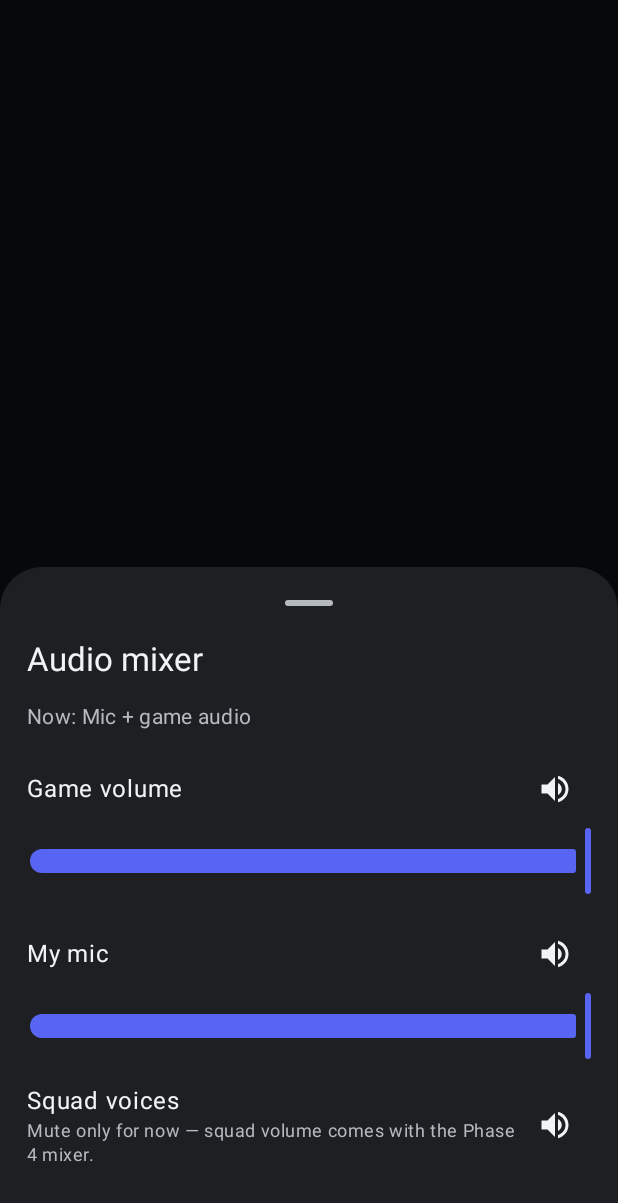
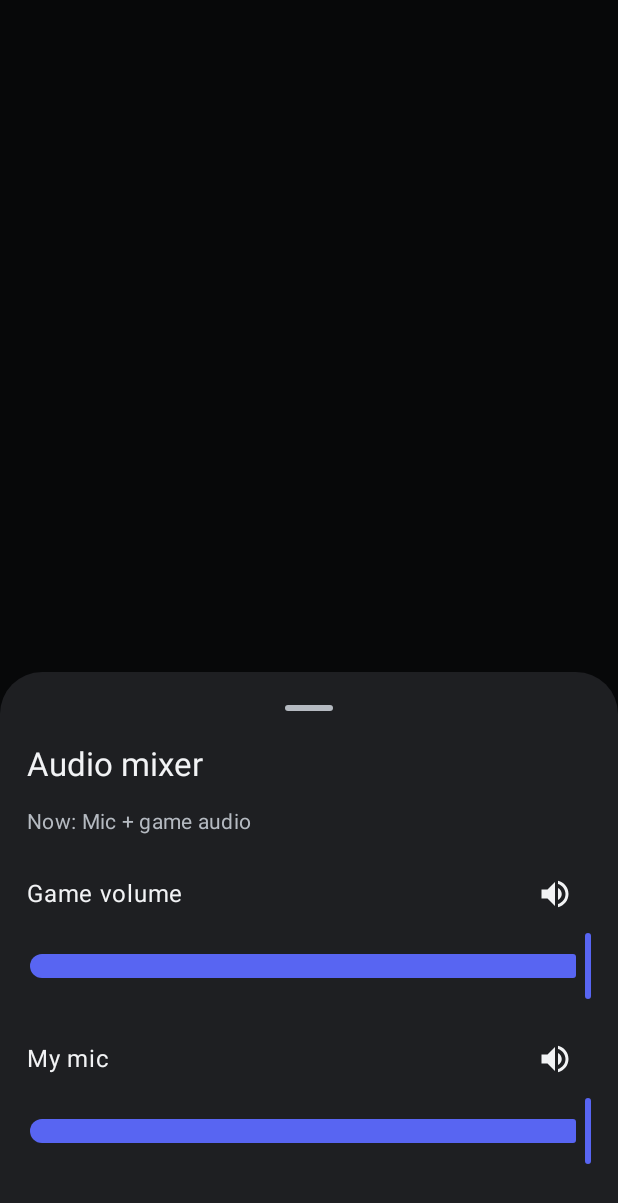
Before and after one commit to spideyart/squad-stream, an Android app built with Jetpack Compose: the composable AudioMixerSheet shown on its own in the app's theme, on a phone screen of 412 x 824 dp. Shown: the top 1203 px of the screen. Run offline under Robolectric (Android 15) with nearby library versions, the phone set to English and light mode, and no system bars.

Commit message:
Streaming-only: mixer sheet without squad mute row

```diff
--- a/app/src/main/java/com/koseiedits/squadstream/ui/sheets/AudioMixerSheet.kt
+++ b/app/src/main/java/com/koseiedits/squadstream/ui/sheets/AudioMixerSheet.kt
@@ -30,25 +30,21 @@ import com.koseiedits.squadstream.ui.theme.DiscordText
 import com.koseiedits.squadstream.ui.theme.DiscordTextSecondary
 
 /**
- * 3-channel audio mixer sheet.
+ * 2-channel audio mixer sheet.
  *
  * Game + My Mic are real sliders (they drive the live mix — 0 means that
- * channel is off, exactly like the HUD sliders). Squad Voices is mute-only
- * for now: WebRTC has no per-track volume API, so a real squad volume
- * slider needs the Phase 4 custom mixer. No fake slider.
+ * channel is off, exactly like the HUD sliders).
  */
 @OptIn(ExperimentalMaterial3Api::class)
 @Composable
 fun AudioMixerSheet(
     onMicGainChange: (Int) -> Unit,
     onGameGainChange: (Int) -> Unit,
-    onToggleSquadMute: () -> Unit,
     onDismiss: () -> Unit,
 ) {
     val sheetState = rememberModalBottomSheetState(skipPartiallyExpanded = true)
     val micGain by StreamState.micGain.collectAsStateWithLifecycle()
     val gameGain by StreamState.gameGain.collectAsStateWithLifecycle()
-    val squadMuted by StreamState.squadMuted.collectAsStateWithLifecycle()
 
     val modeLabel = when {
         micGain > 0 && gameGain > 0 -> "Mic + game audio"
@@ -89,27 +85,6 @@ fun AudioMixerSheet(
                 gain = micGain,
                 onGainChange = onMicGainChange
             )
-
-            Row(
-                modifier = Modifier.fillMaxWidth(),
-                verticalAlignment = Alignment.CenterVertically
-            ) {
-                Column(Modifier.weight(1f)) {
-                    Text("Squad voices", style = MaterialTheme.typography.bodyLarge, color = DiscordText)
-                    Text(
-                        "Mute only for now — squad volume comes with the Phase 4 mixer.",
-                        style = MaterialTheme.typography.bodySmall,
-                        color = DiscordTextSecondary
-                    )
-                }
-                IconButton(onClick = onToggleSquadMute) {
-                    Icon(
-                        if (squadMuted) Icons.Filled.VolumeOff else Icons.Filled.VolumeUp,
-                        contentDescription = if (squadMuted) "Unmute squad" else "Mute squad",
-                        tint = DiscordText
-                    )
-                }
-            }
             Spacer(Modifier.height(4.dp))
         }
     }
```
